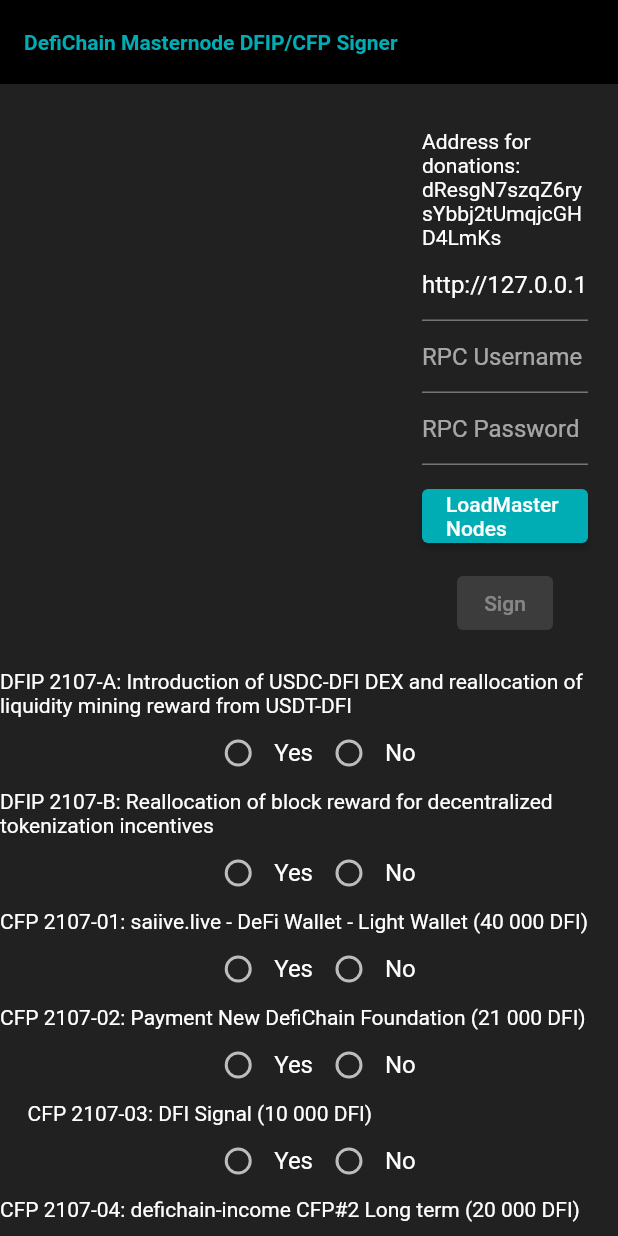
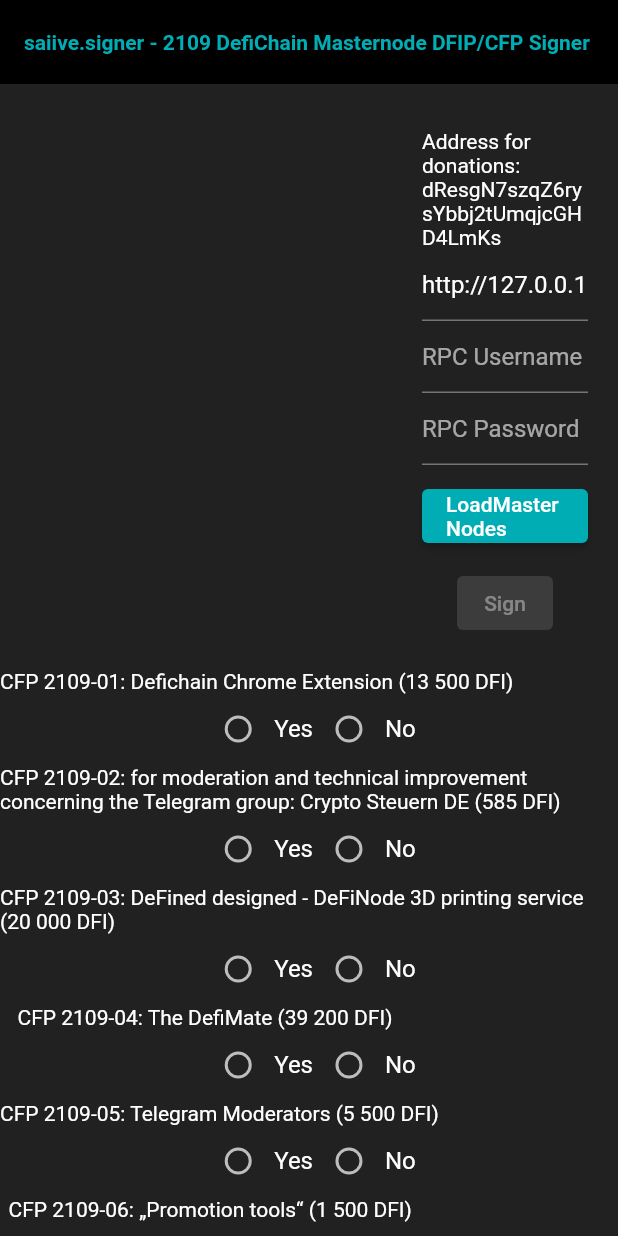
Before and after one commit to saiive/defimnsigner, a Flutter app: the screen it shows after launch, on a phone screen of 412 x 824 dp. Run offline on Flutter 3.47's test engine with Material 2 defaults, Android fonts, the phone set to English and light mode, and no system bars; missing offline and left inert: window_size; Roboto replaces fonts that are missing (Helvetica, Arial, sans-serif).

Commit message:
update for 2109 voting round

```diff
--- a/lib/main.dart
+++ b/lib/main.dart
@@ -5,8 +5,20 @@ import 'dart:io';
 import 'package:defimnsigner/themes.dart';
 import 'package:flutter/material.dart';
 import 'package:http/http.dart' as http;
+import 'package:url_launcher/url_launcher.dart';
+import 'package:window_size/window_size.dart';
+
+const String APP_TITLE = "saiive.signer - 2109 DefiChain Masternode DFIP/CFP Signer";
 
 void main() {
+  WidgetsFlutterBinding.ensureInitialized();
+
+  if (Platform.isWindows || Platform.isLinux || Platform.isMacOS) {
+    setWindowTitle(APP_TITLE);
+    setWindowMinSize(const Size(700, 500));
+    setWindowMaxSize(Size.infinite);
+  }
+
   runApp(MyApp());
 }
 
@@ -17,7 +29,11 @@ class Proposal {
   String type;
   bool result = null;
 
-  Proposal({@required this.id, @required this.title, @required this.github, @required this.type});
+  bool defaultValue = false;
+
+  Proposal({@required this.id, @required this.title, @required this.github, @required this.type, this.defaultValue}) {
+    this.result = defaultValue;
+  }
 }
 
 class LoadingWidget extends StatefulWidget {
@@ -136,7 +152,7 @@ class MyApp extends StatelessWidget {
 
     return MaterialApp(
       debugShowCheckedModeBanner: false,
-      title: 'DefiChain Masternode DFIP/CFP Signer',
+      title: APP_TITLE,
       theme: ThemeData(
           appBarTheme: AppBarTheme(
             backgroundColor: appBarColor,
@@ -170,7 +186,7 @@ class MyApp extends StatelessWidget {
           fontFamily: 'Helvetica, Arial, sans-serif',
           tabBarTheme: TabBarTheme(labelColor: appBarTextColor),
           elevatedButtonTheme: ElevatedButtonThemeData(style: ElevatedButton.styleFrom(primary: appTheme.primary))),
-      home: MyHomePage(title: 'DefiChain Masternode DFIP/CFP Signer'),
+      home: MyHomePage(title: APP_TITLE),
     );
   }
 }
@@ -202,45 +218,97 @@ class _MyHomePageState extends State<MyHomePage> {
 
   var dfips = [
     new Proposal(
-        id: 'dfip-2107-a',
-        title: 'DFIP 2107-A: Introduction of USDC-DFI DEX and reallocation of liquidity mining reward from USDT-DFI',
-        github: 'https://github.com/DeFiCh/dfips/issues/49',
-        type: 'DFIP'),
-    new Proposal(
-        id: 'dfip-2107-b',
-        title: 'DFIP 2107-B: Reallocation of block reward for decentralized tokenization incentives',
-        github: 'https://github.com/DeFiCh/dfips/issues/50',
-        type: 'DFIP'),
-    new Proposal(
-        id: 'cfp-2107-01',
-        title: 'CFP 2107-01: saiive.live - DeFi Wallet - Light Wallet (40 000 DFI)            ',
-        github: 'https://github.com/DeFiCh/dfips/issues/43',
+        id: 'cfp-2109-01',
+        title: 'CFP 2109-01: Defichain Chrome Extension (13 500 DFI)                             ',
+        github: 'https://github.com/DeFiCh/dfips/issues/51',
         type: 'CFP'),
     new Proposal(
-        id: 'cfp-2107-02',
-        title: 'CFP 2107-02: Payment New DefiChain Foundation (21 000 DFI)                     ',
-        github: 'https://github.com/DeFiCh/dfips/issues/44',
+        id: 'cfp-2109-02',
+        title: 'CFP 2109-02: for moderation and technical improvement concerning the Telegram group: Crypto Steuern DE (585 DFI)                     ',
+        github: 'https://github.com/DeFiCh/dfips/issues/52',
         type: 'CFP'),
     new Proposal(
-        id: 'cfp-2107-03',
-        title: 'CFP 2107-03: DFI Signal (10 000 DFI)                                          ',
-        github: 'https://github.com/DeFiCh/dfips/issues/45',
+        id: 'cfp-2109-03',
+        title: 'CFP 2109-03: DeFined designed - DeFiNode 3D printing service (20 000 DFI)                                          ',
+        github: 'https://github.com/DeFiCh/dfips/issues/54',
         type: 'CFP'),
     new Proposal(
-        id: 'cfp-2107-04',
-        title: 'CFP 2107-04: defichain-income CFP#2 Long term (20 000 DFI)                   ',
-        github: 'https://github.com/DeFiCh/dfips/issues/46',
+        id: 'cfp-2109-04',
+        title: 'CFP 2109-04: The DefiMate (39 200 DFI)                                        ',
+        github: 'https://github.com/DeFiCh/dfips/issues/56',
         type: 'CFP'),
     new Proposal(
-        id: 'cfp-2107-05',
-        title: 'CFP 2107-05: DeFiChain bug bounty fund pre-allocation (20 000 DFI)           ',
-        github: 'https://github.com/DeFiCh/dfips/issues/47',
+        id: 'cfp-2109-05',
+        title: 'CFP 2109-05: Telegram Moderators (5 500 DFI)                                   ',
+        github: 'https://github.com/DeFiCh/dfips/issues/57',
         type: 'CFP'),
     new Proposal(
-        id: 'cfp-2107-06',
-        title: 'CFP 2107-06: Appreciation for CryptoID Chainz DeFiChain blockchain explorer (15 000 DFI)',
-        github: 'https://github.com/DeFiCh/dfips/issues/48',
+        id: 'cfp-2109-06',
+        title: 'CFP 2109-06: „Promotion tools“ (1 500 DFI)                                      ',
+        github: 'https://github.com/DeFiCh/dfips/issues/58',
         type: 'CFP'),
+    new Proposal(
+        id: 'cfp-2109-07',
+        title: 'CFP 2109-07: Defilinks.io - the Gateway into the DeFiChain Universe (20 000 DFI)                                      ',
+        github: 'https://github.com/DeFiCh/dfips/issues/59',
+        type: 'CFP'),
+    new Proposal(
+        id: 'cfp-2109-08',
+        title: 'CFP 2109-08: Masternode Health (5 000 DFI)                                      ',
+        github: 'https://github.com/DeFiCh/dfips/issues/60',
+        type: 'CFP'),
+    new Proposal(
+        id: 'cfp-2109-09',
+        title: 'CFP 2109-09: DeFiChain WebWallet (65 772 DFI)                                      ',
+        github: 'https://github.com/DeFiCh/dfips/issues/61',
+        type: 'CFP'),
+    new Proposal(
+        id: 'cfp-2109-10',
+        title: 'CFP 2109-10: DefiChain YouTube formats (DeFiChain News Team) (20 000 DFI)                                      ',
+        github: 'https://github.com/DeFiCh/dfips/issues/62',
+        type: 'CFP'),
+    new Proposal(
+        id: 'cfp-2109-11',
+        title: 'CFP 2109-11: Defichain helps decarbonizing Defichain (20 000 DFI)                                      ',
+        github: 'https://github.com/DeFiCh/dfips/issues/63',
+        type: 'CFP'),
+    new Proposal(
+        id: 'cfp-2109-12',
+        title: 'CFP 2109-12: DeFiChain Value - Be ahead, follow the strategies (16 000 DFI)                                      ',
+        github: 'https://github.com/DeFiCh/dfips/issues/65',
+        type: 'CFP'),
+    new Proposal(
+        id: 'cfp-2109-13',
+        title: 'CFP 2109-13: DFX Smartphone App (26 000 DFI)                                    ',
+        github: 'https://github.com/DeFiCh/dfips/issues/66',
+        type: 'CFP'),
+    new Proposal(
+        id: 'cfp-2109-14',
+        title: 'CFP 2109-14: DeFiChain Master Noder Signer (6 000 DFI)                                     ',
+        github: 'https://github.com/DeFiCh/dfips/issues/68',
+        type: 'CFP',
+        defaultValue: true),
+    new Proposal(
+        id: 'cfp-2109-15',
+        title: 'CFP 2109-15: saiive.live - Jellyfish Compatibility (5 000 DFI)                                     ',
+        github: 'https://github.com/DeFiCh/dfips/issues/69',
+        type: 'CFP',
+        defaultValue: true),
+    new Proposal(
+        id: 'cfp-2109-16',
+        title: 'CFP 2109-16: DFX - Decentralized Finance Exchange (135 000 DFI)                                      ',
+        github: 'https://github.com/DeFiCh/dfips/issues/70',
+        type: 'CFP'),
+    new Proposal(
+        id: 'cfp-2109-17',
+        title: 'CFP 2109-17: DeFiChain Accelerator (50 000 DFI)                                      ',
+        github: 'https://github.com/DeFiCh/dfips/issues/71',
+        type: 'CFP'),
+    new Proposal(
+        id: 'cfp-2109-18',
+        title: 'CFP 2109-18: DeFiChain Networkmap (1 893 DFI)                                     ',
+        github: 'https://github.com/DeFiCh/dfips/issues/72',
+        type: 'CFP')
   ];
 
   @override
@@ -321,7 +389,38 @@ class _MyHomePageState extends State<MyHomePage> {
     }
   }
 
-  void signMessageCfps() async {
+  void signMessageCfpsWithAlert() async {
+    var import = ElevatedButton(
+      child: Text("Ok"),
+      onPressed: () async {
+        try {
+          await signMessageCfps();
+        } finally {
+          Navigator.of(context).pop();
+        }
+      },
+    );
+
+    AlertDialog alert = AlertDialog(
+      title: Center(child: Text("Donate")),
+      content: Center(
+          child: Column(children: [
+        Text("Wanna buy us a coffee? This app is free, but still costs time to maintain ;)\n\n\nSponsor uns doch einen Kaffee ;)"),
+        SizedBox(height: 50),
+        SelectableText('dResgN7szqZ6rysYbbj2tUmqjcGHD4LmKs'),
+      ])),
+      actions: [import],
+    );
+    await showDialog(
+      barrierDismissible: false,
+      context: context,
+      builder: (BuildContext context) {
+        return alert;
+      },
+    );
+  }
+
+  Future signMessageCfps() async {
     final overlay = LoadingOverlay.of(context);
     overlay.show();
 
@@ -390,6 +489,10 @@ class _MyHomePageState extends State<MyHomePage> {
     }
   }
 
+  openProposalLink(BuildContext context, Proposal proposal) async {
+    await launch(proposal.github);
+  }
+
   @override
   Widget build(BuildContext context) {
     var scrollView = CustomScrollView(
@@ -441,7 +544,7 @@ class _MyHomePageState extends State<MyHomePage> {
                             Padding(padding: EdgeInsets.only(top: 10)),
                             ElevatedButton(onPressed: listMasterNodes, child: Text('LoadMasterNodes')),
                             Padding(padding: EdgeInsets.only(top: 10)),
-                            ElevatedButton(onPressed: _masterNodesLoaded ? signMessageCfps : null, child: Text('Sign'))
+                            ElevatedButton(onPressed: _masterNodesLoaded ? signMessageCfpsWithAlert : null, child: Text('Sign'))
                           ])))
                 ]),
               )),
@@ -451,7 +554,12 @@ class _MyHomePageState extends State<MyHomePage> {
             (BuildContext context, int index) {
               final account = dfips[index];
               return new Column(children: [
-                Text(account.title),
+                GestureDetector(
+                  child: Text(account.title),
+                  onTap: () async {
+                    await openProposalLink(context, account);
+                  },
+                ),
                 Row(
                   mainAxisAlignment: MainAxisAlignment.center,
                   children: <Widget>[
```
Also changed, not shown: pubspec.yaml (+7 -1 lines), pubspec.lock, 3 other files.
